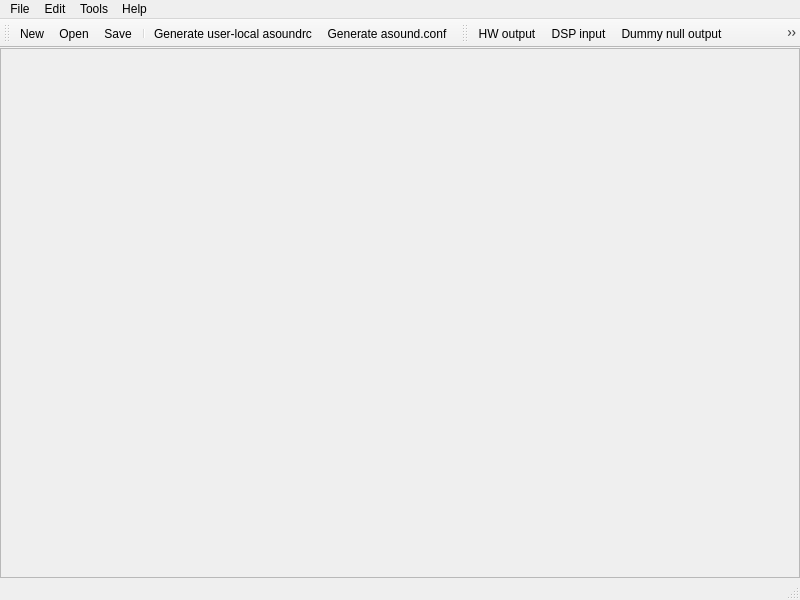
Above: ui/mainwindow.ui from kernel1024/aplugedit before the change. Below: the same form after it.
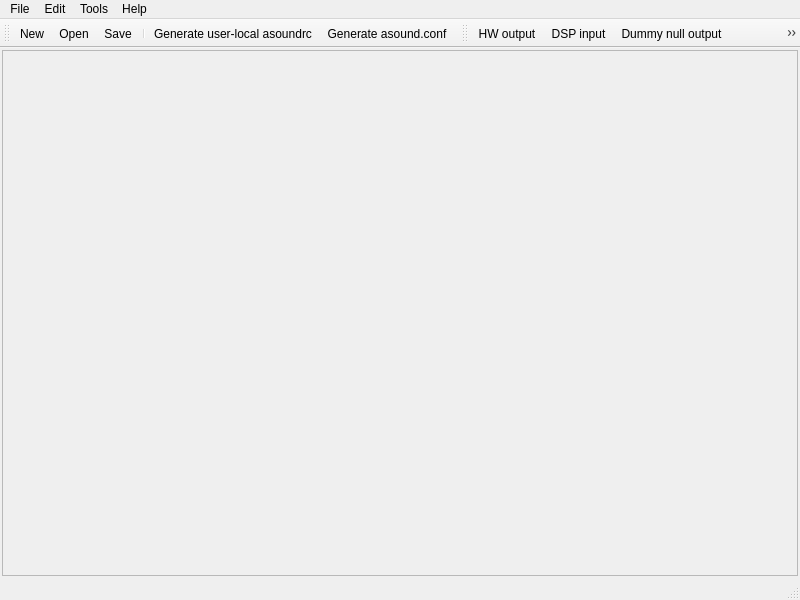
That is the form after the change. Icons and pictures are not drawn.

What changed in the file:
```diff
--- a/ui/mainwindow.ui
+++ b/ui/mainwindow.ui
@@ -15,20 +15,17 @@
   </property>
   <widget class="QWidget" name="centralwidget">
    <layout class="QVBoxLayout" name="verticalLayout">
-    <property name="spacing">
-     <number>0</number>
-    </property>
     <property name="leftMargin">
-     <number>0</number>
+     <number>2</number>
     </property>
     <property name="topMargin">
-     <number>0</number>
+     <number>2</number>
     </property>
     <property name="rightMargin">
-     <number>0</number>
+     <number>2</number>
     </property>
     <property name="bottomMargin">
-     <number>0</number>
+     <number>2</number>
     </property>
     <item>
      <widget class="QScrollArea" name="scrollArea">
@@ -40,8 +37,8 @@
         <rect>
          <x>0</x>
          <y>0</y>
-         <width>798</width>
-         <height>517</height>
+         <width>794</width>
+         <height>513</height>
         </rect>
        </property>
       </widget>
```
Left out of the diff: 13 changed lines with no effect on the pictures.
